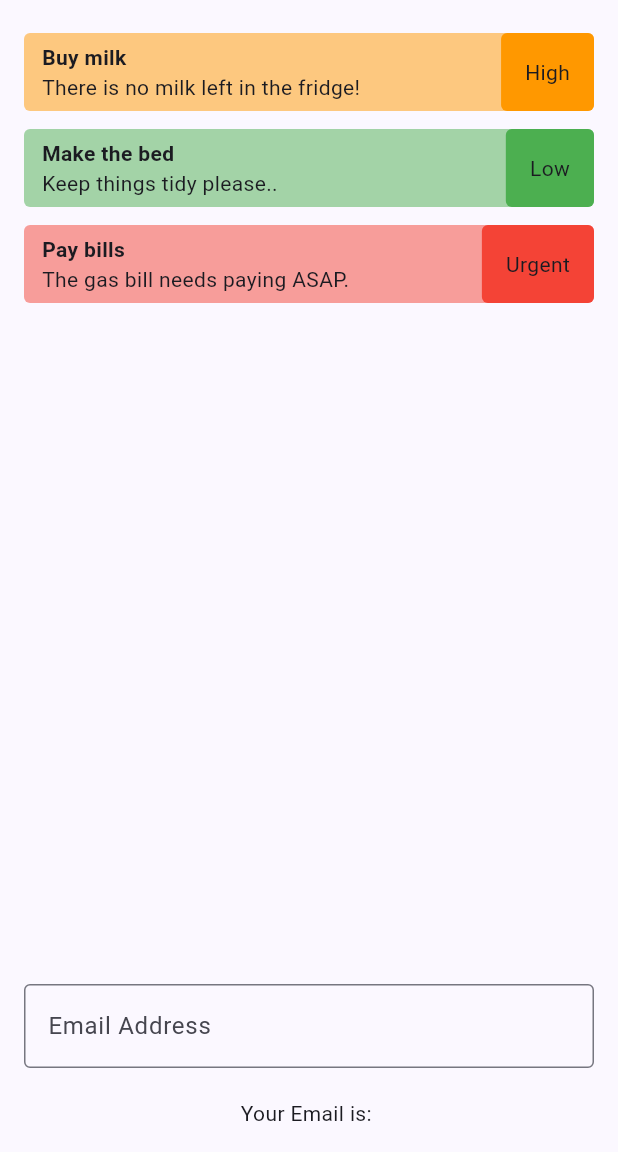
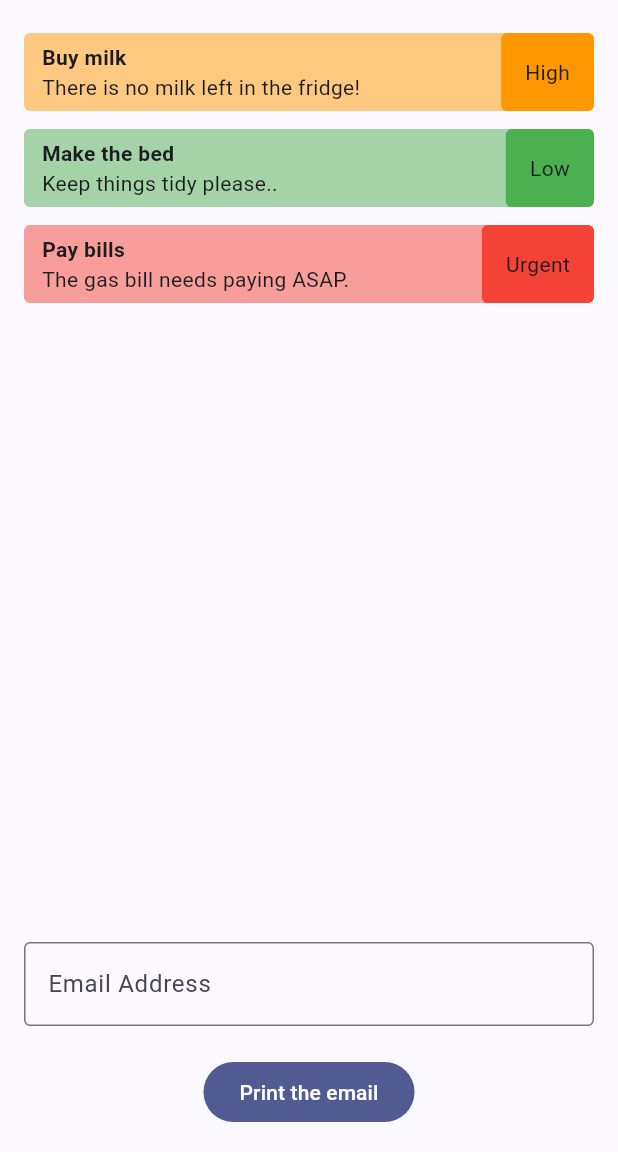
Before and after one commit to emagnu/flutter_forms_files, a Flutter app: the screen it shows after launch, on a phone screen of 412 x 824 dp, the part 84-1236 px from its top. Run offline on Flutter 3.47's test engine with Material 3 defaults, Android fonts, the phone set to English and light mode, and no system bars.

Commit message:
3 - Text Editing Controller (4:40)

```diff
--- a/lib/pages/home_page.dart
+++ b/lib/pages/home_page.dart
@@ -15,7 +15,8 @@ class HomePage extends StatefulWidget {
 }
 
 class _HomePageState extends State<HomePage> {
-  String _email = '';
+  // String _email = '';
+  final TextEditingController _emailController = TextEditingController();
 
   // Moved to /data/todo_list.dart
   //  final List<Todo> todos = [
@@ -49,27 +50,27 @@ class _HomePageState extends State<HomePage> {
 
             // form stuff below here
             TextField(
+              controller: _emailController,
               keyboardType: TextInputType.emailAddress,
               decoration: const InputDecoration(
                 labelText: 'Email Address',
                 border: OutlineInputBorder(),
               ),
-              onChanged: (value) {
-                debugPrint(value);
-                setState(() {
-                  _email = value;
-                });
-              },
+              // onChanged: (value) {
+              //   debugPrint(value);
+              //   setState(() {
+              //     _email = value;
+              //   });
+              // },
             ),
+            // const SizedBox(height: 20),
+            // Text('Your Email is: $_email'),
             const SizedBox(height: 20),
-            Text('Your Email is: $_email'),
-            // const TextField(
-            //   keyboardType: TextInputType.text,
-            //   decoration: InputDecoration(
-            //     labelText: 'Password',
-            //     border: OutlineInputBorder(),
-            //   ),
-            // ),
+            FilledButton(
+                onPressed: () {
+                  debugPrint(_emailController.text);
+                },
+                child: const Text('Print the email'))
           ],
         ),
       ),
```
